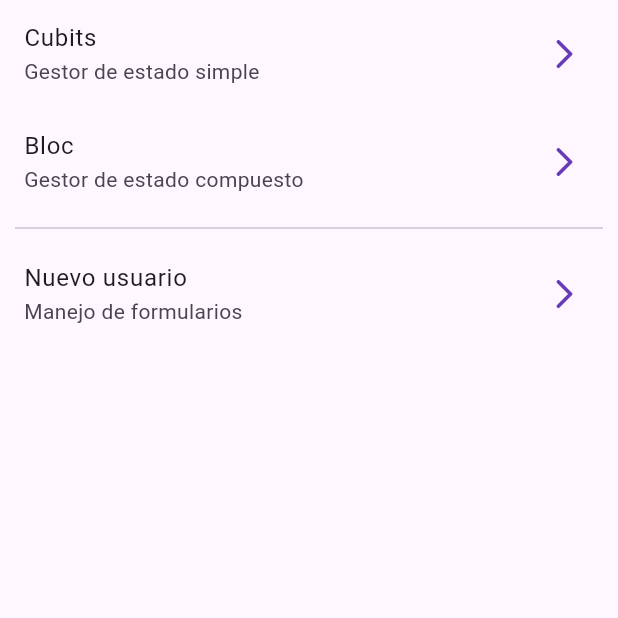
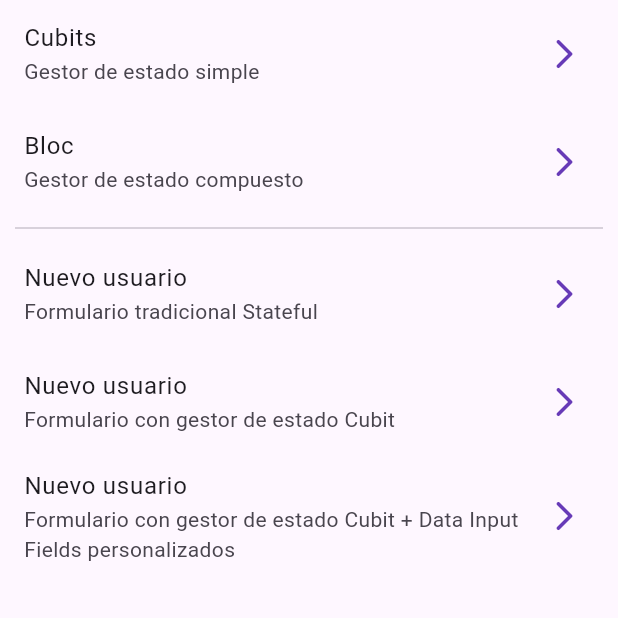
Before and after one commit to fisico-alienado/forms-app-flutter, a Flutter app: the screen it shows after launch, on a phone screen of 412 x 824 dp, the top half of it. Run offline on Flutter 3.47's test engine with Material 3 defaults, Android fonts, the phone set to English and light mode, and no system bars; our stand-ins replace equatable, flutter_bloc, go_router.

Commit message:
Formulario con gestor de estado - Inicio del form register con Cubit

```diff
--- a/lib/config/router/app_router.dart
+++ b/lib/config/router/app_router.dart
@@ -24,5 +24,15 @@ final appRouter = GoRouter(
       builder: (context, state) => const RegisterScreen(),
     ),
 
+    GoRoute(
+      path: '/new-user-2',
+      builder: (context, state) => const RegisterScreenDos(),
+    ),
+
+    GoRoute(
+      path: '/new-user-3',
+      builder: (context, state) => const RegisterScreenTres(),
+    ),
+
   ]
 );
--- a/lib/presentation/blocs/counter_cubit/counter_cubit.dart
+++ b/lib/presentation/blocs/counter_cubit/counter_cubit.dart
@@ -12,7 +12,7 @@ part 'counter_state.dart'; //! Indica que este archivo y 'counter_state.dart' so
 // * CounterCubit() maneja el CounterState() a través de Cubit<>
 class CounterCubit extends Cubit<CounterState> {
   CounterCubit() : super(const CounterState( counter: 0)); //* Estamos obligados a crear un constructor que invoque/inicialice la clase padre de la que heredamos
-  // State = Estado = new CounterState(); --> Estamos creando una instancia de AppTheme
+  // State = Estado = new CounterState(); --> Estamos creando una instancia
 
   void increaseBy( int value ) {
     // Una forma
--- a/lib/presentation/blocs/counter_cubit/counter_state.dart
+++ b/lib/presentation/blocs/counter_cubit/counter_state.dart
@@ -27,7 +27,7 @@ class CounterState extends Equatable {
     this.transactionCount = 0
   });
 
-  // ! Es una forma de hacer una copia de clases (del CounterState actual en este caso)
+  //! Es una forma de hacer una copia de clases (del CounterState actual en este caso) y EMITIR NUEVOS ESTADOS
   //! De esta manera podemos mantener la clase (CounterState) INMUTABLE y, cuando se quiera cambiar algo, se hace una copia de ella
   CounterState copyWith({
     int? counter, // ? == opcinales
--- a/lib/presentation/screens/home_screen.dart
+++ b/lib/presentation/screens/home_screen.dart
@@ -30,10 +30,24 @@ class HomeScreen extends StatelessWidget {
           ),
 
           ListTile(
-            title: const Text('Nuevo usuario'), // ! Los gestores de estado Bloc se utilizan para manejar ESTADOS COMPLEJOS.
-            subtitle: const Text('Manejo de formularios'),
+            title: const Text('Nuevo usuario'),
+            subtitle: const Text('Formulario tradicional Stateful'),
             trailing: const Icon(Icons.arrow_forward_ios_rounded),
             onTap: () => {context.push('/new-user')},
+          ),
+
+          ListTile(
+            title: const Text('Nuevo usuario'),
+            subtitle: const Text('Formulario con gestor de estado Cubit'),
+            trailing: const Icon(Icons.arrow_forward_ios_rounded),
+            onTap: () => {context.push('/new-user-2')},
+          ),
+
+          ListTile(
+            title: const Text('Nuevo usuario'),
+            subtitle: const Text('Formulario con gestor de estado Cubit + Data Input Fields personalizados'),
+            trailing: const Icon(Icons.arrow_forward_ios_rounded),
+            onTap: () => {context.push('/new-user-3')},
           ),
         ],
       ),
--- a/lib/presentation/screens/register_screen_2.dart
+++ b/lib/presentation/screens/register_screen_2.dart
@@ -1,7 +1,7 @@
 import 'package:flutter/material.dart';
 import 'package:forms_bloc_app/presentation/widgets/widgets.dart';
 
-// ! Formulario tipo 2: Aproximación con gestor de estado (BLoC en este caso, pero podría ser cualquiera)
+// ! Formulario tipo 2: Aproximación con gestor de estado (Cubits al ser un pequeño formulario, pero podría ser con BLoC)
 class RegisterScreenDos extends StatelessWidget {
   const RegisterScreenDos({super.key});
 
--- a/lib/presentation/screens/register_screen_3.dart
+++ b/lib/presentation/screens/register_screen_3.dart
@@ -1,7 +1,7 @@
 import 'package:flutter/material.dart';
 import 'package:forms_bloc_app/presentation/widgets/widgets.dart';
 
-// ! Formulario tipo 3: Aproximación con gestor de estado (BLoC en este caso, pero podría ser cualquiera) y Data Input Fields personalizados
+// ! Formulario tipo 3: Aproximación con gestor de estado (Cubits al ser un pequeño formulario, pero podría ser con BLoC) y Data Input Fields personalizados
 class RegisterScreenTres extends StatelessWidget {
   const RegisterScreenTres({super.key});
 
```
Also changed, not shown: lib/presentation/blocs/register_cubit/register_cubit.dart (added, +38 -0 lines), lib/presentation/blocs/register_cubit/register_state.dart (added, +37 -0 lines).
